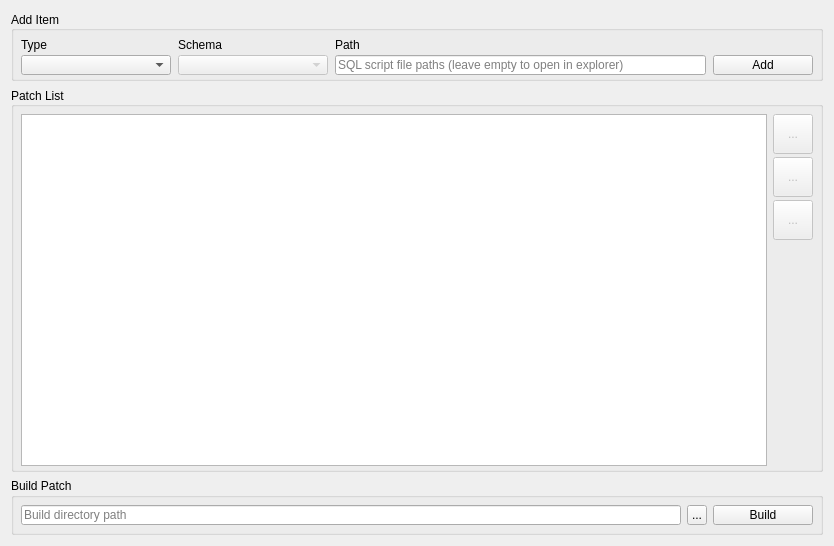
Above: PatcherGui/BuilderWidget.ui from mxprshn/databasePatcherGUI before the change. Below: the same form after it.
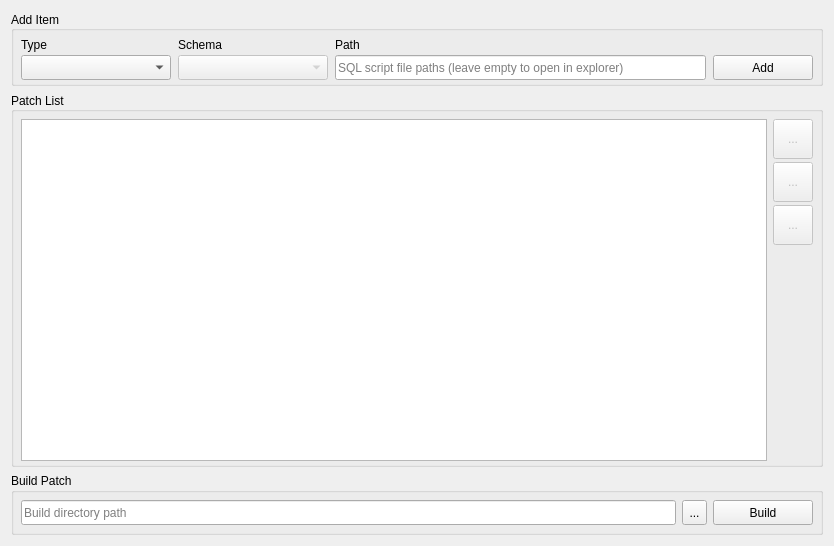
That is the form after the change. Icons and pictures are not drawn. Custom widgets are drawn as their Qt base class.

Commit message: Return some sizes back

```diff
--- a/PatcherGui/BuilderWidget.ui
+++ b/PatcherGui/BuilderWidget.ui
@@ -103,13 +103,13 @@
         <property name="minimumSize">
          <size>
           <width>150</width>
-          <height>20</height>
+          <height>25</height>
          </size>
         </property>
         <property name="maximumSize">
          <size>
           <width>150</width>
-          <height>20</height>
+          <height>25</height>
          </size>
         </property>
         <property name="iconSize">
@@ -134,13 +134,13 @@
         <property name="minimumSize">
          <size>
           <width>150</width>
-          <height>20</height>
+          <height>25</height>
          </size>
         </property>
         <property name="maximumSize">
          <size>
           <width>150</width>
-          <height>20</height>
+          <height>25</height>
          </size>
         </property>
         <property name="frame">
@@ -159,13 +159,13 @@
         <property name="minimumSize">
          <size>
           <width>0</width>
-          <height>20</height>
+          <height>25</height>
          </size>
         </property>
         <property name="maximumSize">
          <size>
           <width>16777215</width>
-          <height>20</height>
+          <height>25</height>
          </size>
         </property>
         <property name="placeholderText">
@@ -184,13 +184,13 @@
         <property name="minimumSize">
          <size>
           <width>100</width>
-          <height>20</height>
+          <height>25</height>
          </size>
         </property>
         <property name="maximumSize">
          <size>
           <width>100</width>
-          <height>20</height>
+          <height>25</height>
          </size>
         </property>
         <property name="text">
@@ -413,13 +413,13 @@
         <property name="minimumSize">
          <size>
           <width>100</width>
-          <height>20</height>
+          <height>25</height>
          </size>
         </property>
         <property name="maximumSize">
          <size>
           <width>100</width>
-          <height>20</height>
+          <height>25</height>
          </size>
         </property>
         <property name="text">
@@ -442,13 +442,13 @@
         <property name="minimumSize">
          <size>
           <width>0</width>
-          <height>20</height>
+          <height>25</height>
          </size>
         </property>
         <property name="maximumSize">
          <size>
           <width>16777215</width>
-          <height>20</height>
+          <height>25</height>
          </size>
         </property>
         <property name="placeholderText">
@@ -460,14 +460,14 @@
        <widget class="QToolButton" name="explorerButton">
         <property name="minimumSize">
          <size>
-          <width>20</width>
-          <height>20</height>
+          <width>25</width>
+          <height>25</height>
          </size>
         </property>
         <property name="maximumSize">
          <size>
-          <width>20</width>
-          <height>20</height>
+          <width>25</width>
+          <height>25</height>
          </size>
         </property>
         <property name="text">
```
The commit also changes 2 other files.
